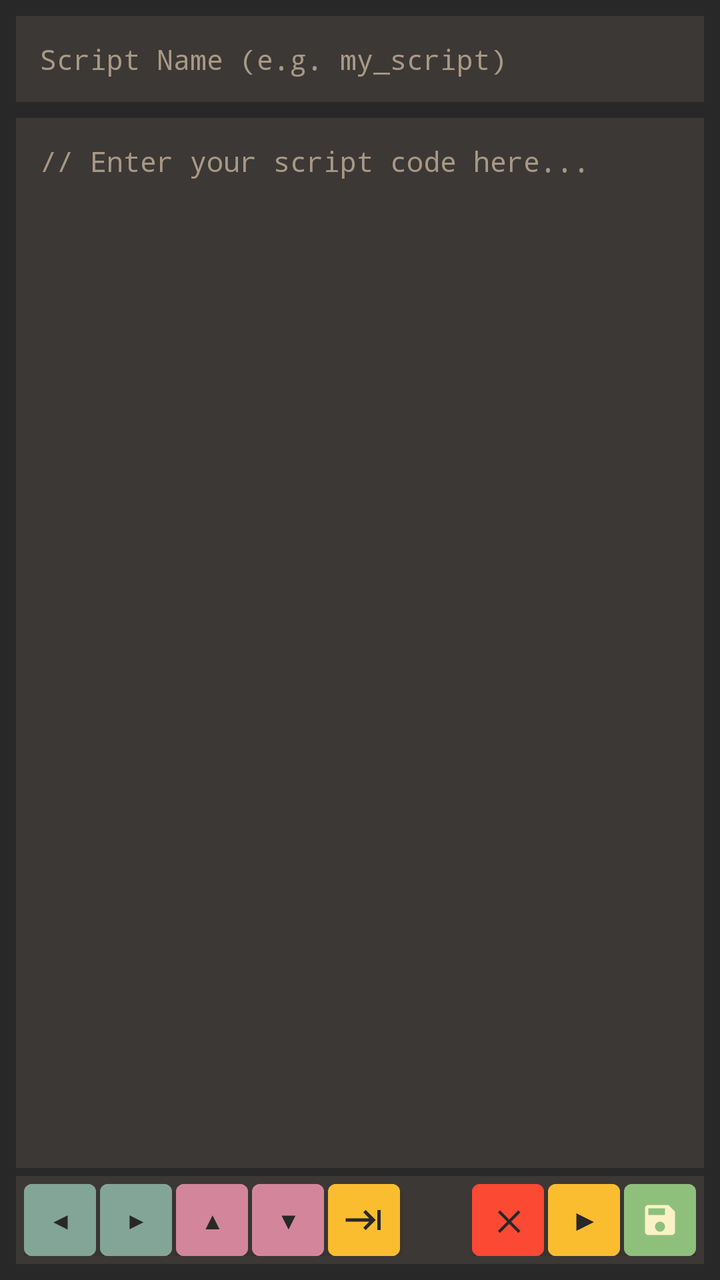
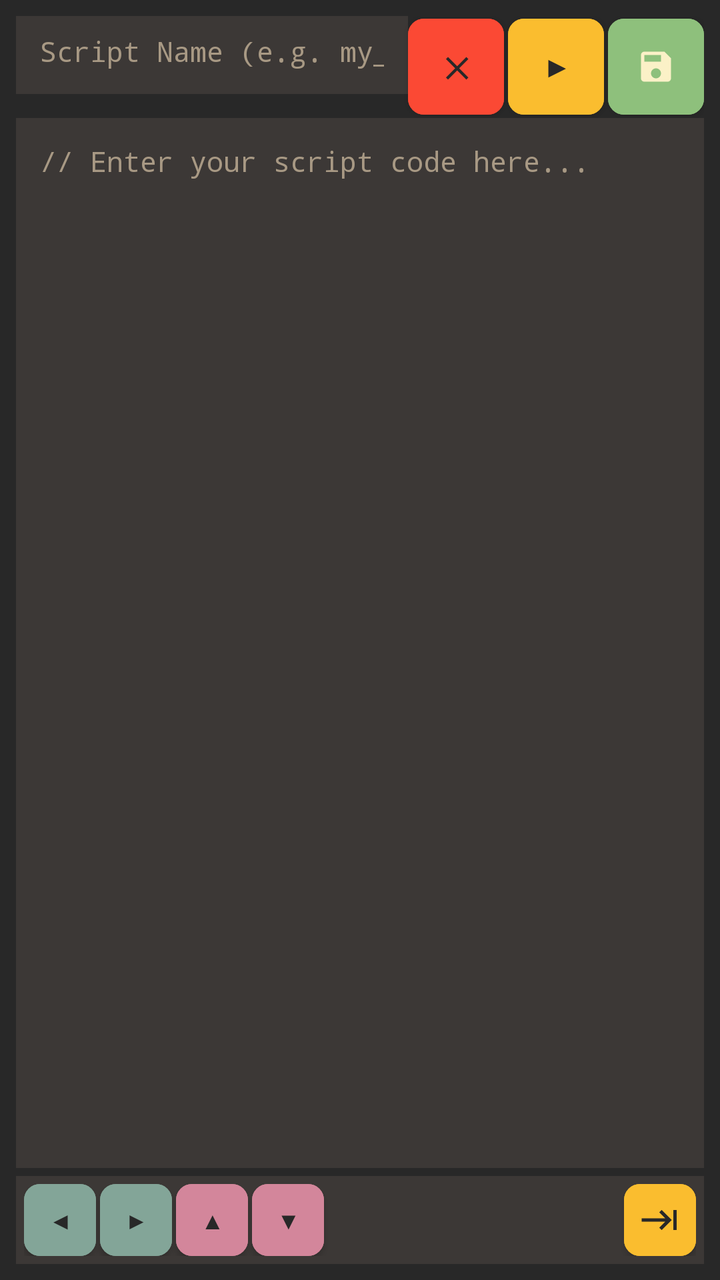

Before-and-after screenshots of an Android layout around one commit, followed by the original layout XML and the change that was made.
<!-- AndroidManifest.xml: application theme Theme.Droidulator -->
<!-- res/layout/dialog_script_editor.xml -->
<?xml version="1.0" encoding="utf-8"?>
<LinearLayout xmlns:android="http://schemas.android.com/apk/res/android"
    xmlns:app="http://schemas.android.com/apk/res-auto"
    android:id="@+id/script_editor_root"
    android:layout_width="match_parent"
    android:layout_height="match_parent"
    android:orientation="vertical"
    android:background="@color/gruvbox_bg"
    android:padding="8dp">

    
    <EditText
        android:id="@+id/et_script_name"
        android:inputType="textNoSuggestions"
        android:layout_width="match_parent"
        android:layout_height="wrap_content"
        android:hint="@string/ui_text_048"
        android:textColorHint="@color/gruvbox_fg_dim"
        android:textColor="@color/gruvbox_fg"
        android:background="@color/gruvbox_bg_soft"
        android:fontFamily="monospace"
        android:textSize="14sp"
        android:padding="12dp"
        android:singleLine="true"
        android:layout_marginBottom="8dp" />

    
    <EditText
        android:id="@+id/et_script_code"
        android:layout_width="match_parent"
        android:layout_height="0dp"
        android:layout_weight="1"
        android:hint="@string/ui_text_049"
        android:textColorHint="@color/gruvbox_fg_dim"
        android:textColor="@color/gruvbox_fg"
        android:background="@color/gruvbox_bg_soft"
        android:fontFamily="monospace"
        android:textSize="14sp"
        android:padding="12dp"
        android:gravity="top|start"
        android:inputType="textMultiLine|textNoSuggestions"
        android:scrollbars="vertical" />

    
    <LinearLayout
        android:id="@+id/script_editor_toolbar"
        android:layout_width="match_parent"
        android:layout_height="44dp"
        android:orientation="horizontal"
        android:gravity="center_vertical"
        android:background="@color/gruvbox_bg_soft"
        android:layout_marginTop="4dp"
        android:paddingStart="4dp"
        android:paddingEnd="4dp"
        android:paddingTop="4dp"
        android:paddingBottom="4dp">

        
        <Button
            android:id="@+id/btn_script_nav_left"
            android:contentDescription="@string/access_btn_nav_left"
            android:layout_width="36dp"
            android:layout_height="match_parent"
            android:text="@string/ui_text_041"
            android:textColor="@color/gruvbox_bg"
            android:backgroundTint="@color/gruvbox_blue"
            android:textSize="12sp"
            android:padding="0dp"
            android:insetTop="0dp"
            android:insetBottom="0dp"
            android:insetLeft="0dp"
            android:insetRight="0dp" />

        <Button
            android:id="@+id/btn_script_nav_right"
            android:contentDescription="@string/access_btn_nav_right"
            android:layout_width="36dp"
            android:layout_height="match_parent"
            android:text="@string/ui_text_042"
            android:textColor="@color/gruvbox_bg"
            android:backgroundTint="@color/gruvbox_blue"
            android:textSize="12sp"
            android:padding="0dp"
            android:insetTop="0dp"
            android:insetBottom="0dp"
            android:insetLeft="0dp"
            android:insetRight="0dp"
            android:layout_marginStart="2dp" />

        <Button
            android:id="@+id/btn_script_nav_up"
            android:contentDescription="@string/access_btn_nav_up"
            android:layout_width="36dp"
            android:layout_height="match_parent"
            android:text="@string/ui_text_043"
            android:textColor="@color/gruvbox_bg"
            android:backgroundTint="@color/gruvbox_purple"
            android:textSize="12sp"
            android:padding="0dp"
            android:insetTop="0dp"
            android:insetBottom="0dp"
            android:insetLeft="0dp"
            android:insetRight="0dp"
            android:layout_marginStart="2dp" />

        <Button
            android:id="@+id/btn_script_nav_down"
            android:contentDescription="@string/access_btn_nav_down"
            android:layout_width="36dp"
            android:layout_height="match_parent"
            android:text="@string/ui_text_044"
            android:textColor="@color/gruvbox_bg"
            android:backgroundTint="@color/gruvbox_purple"
            android:textSize="12sp"
            android:padding="0dp"
            android:insetTop="0dp"
            android:insetBottom="0dp"
            android:insetLeft="0dp"
            android:insetRight="0dp"
            android:layout_marginStart="2dp" />

        
        <com.google.android.material.button.MaterialButton
            android:id="@+id/btn_script_tab"
            android:contentDescription="@string/btn_tab"
            android:layout_width="36dp"
            android:layout_height="match_parent"
            android:backgroundTint="@color/gruvbox_yellow"
            app:icon="@drawable/ic_tab"
            app:iconGravity="textStart"
            app:iconPadding="0dp"
            app:iconSize="20dp"
            app:iconTint="@color/gruvbox_bg"
            android:padding="0dp"
            android:insetTop="0dp"
            android:insetBottom="0dp"
            android:insetLeft="0dp"
            android:insetRight="0dp"
            android:layout_marginStart="2dp" />

        <View
            android:layout_width="0dp"
            android:layout_height="1dp"
            android:layout_weight="1" />

        
        <Button
            android:id="@+id/btn_script_cancel"
            android:contentDescription="@string/ui_text_011"
            android:layout_width="36dp"
            android:layout_height="match_parent"
            android:text="@string/btn_clear"
            android:textColor="@color/gruvbox_bg"
            android:backgroundTint="@color/gruvbox_red"
            android:fontFamily="monospace"
            android:textSize="14sp"
            android:textStyle="bold"
            android:padding="0dp"
            android:insetTop="0dp"
            android:insetBottom="0dp"
            android:insetLeft="0dp"
            android:insetRight="0dp" />

        
        <Button
            android:id="@+id/btn_script_run"
            android:contentDescription="@string/ui_text_046"
            android:layout_width="36dp"
            android:layout_height="match_parent"
            android:text="▶"
            android:textColor="@color/gruvbox_bg"
            android:backgroundTint="@color/gruvbox_yellow"
            android:fontFamily="sans-serif"
            android:textSize="14sp"
            android:textStyle="bold"
            android:padding="0dp"
            android:insetTop="0dp"
            android:insetBottom="0dp"
            android:insetLeft="0dp"
            android:insetRight="0dp"
            android:layout_marginStart="2dp" />

        
        <com.google.android.material.button.MaterialButton
            android:id="@+id/btn_script_save"
            android:contentDescription="@string/ui_text_047"
            android:layout_width="36dp"
            android:layout_height="match_parent"
            android:backgroundTint="@color/gruvbox_aqua"
            app:icon="@drawable/ic_save"
            app:iconGravity="textStart"
            app:iconPadding="0dp"
            app:iconSize="20dp"
            app:iconTint="@color/gruvbox_light_bg"
            android:padding="0dp"
            android:insetTop="0dp"
            android:insetBottom="0dp"
            android:insetLeft="0dp"
            android:insetRight="0dp"
            android:layout_marginStart="2dp" />
    </LinearLayout>

</LinearLayout>
<!-- resources referenced by this layout -->
<resources>
  <color name="gruvbox_aqua">#8ec07c</color>
  <color name="gruvbox_bg">#282828</color>
  <color name="gruvbox_bg_soft">#3c3836</color>
  <color name="gruvbox_blue">#83a598</color>
  <color name="gruvbox_fg">#ebdbb2</color>
  <color name="gruvbox_fg_dim">#a89984</color>
  <color name="gruvbox_light_bg">#fbf1c7</color>
  <color name="gruvbox_purple">#d3869b</color>
  <color name="gruvbox_red">#fb4934</color>
  <color name="gruvbox_yellow">#fabd2f</color>
  <!-- drawable ic_save (drawable) -->
  <vector xmlns:android="http://schemas.android.com/apk/res/android"
      android:width="20dp"
      android:height="20dp"
      android:viewportWidth="24"
      android:viewportHeight="24">
      <path
          android:fillColor="@android:color/white"
          android:pathData="M17,3H5c-1.11,0 -2,0.9 -2,2v14c0,1.1 0.89,2 2,2h14c1.1,0 2,-0.9 2,-2V7l-4,-4zm-5,16c-1.66,0 -3,-1.34 -3,-3s1.34,-3 3,-3 3,1.34 3,3 -1.34,3 -3,3zm3,-10H5V5h10v4z"/>
  </vector>
  <!-- drawable ic_tab (drawable) -->
  <vector xmlns:android="http://schemas.android.com/apk/res/android"
      android:width="20dp"
      android:height="20dp"
      android:viewportWidth="24"
      android:viewportHeight="24">
      <path
          android:fillColor="@android:color/white"
          android:pathData="M11.59,7.41L15.17,11H1v2h14.17l-3.59,3.59L13,18l6,-6 -6,-6 -1.41,1.41zM20,6v12h2V6h-2z"/>
  </vector>
  <string name="access_btn_nav_down">Next command</string>
  <string name="access_btn_nav_left">Move cursor left</string>
  <string name="access_btn_nav_right">Move cursor right</string>
  <string name="access_btn_nav_up">Previous command</string>
  <string name="btn_clear">✕</string>
  <string name="btn_tab">Tab</string>
  <string name="ui_text_011" formatted="false">Cancel</string>
  <string name="ui_text_041" formatted="false">◀</string>
  <string name="ui_text_042" formatted="false">▶</string>
  <string name="ui_text_043" formatted="false">▲</string>
  <string name="ui_text_044" formatted="false">▼</string>
  <string name="ui_text_046" formatted="false">▶ RUN</string>
  <string name="ui_text_047" formatted="false">SAVE</string>
  <string name="ui_text_048" formatted="false">Script Name (e.g. my_script)</string>
  <string name="ui_text_049" formatted="false">// Enter your script code here...</string>
  <style name="Theme.Droidulator" parent="Theme.MaterialComponents.DayNight.NoActionBar">
          <item name="colorPrimary">@color/gruvbox_green</item>
          <item name="colorPrimaryVariant">@color/gruvbox_aqua</item>
          <item name="colorOnPrimary">@color/gruvbox_bg</item>
          <item name="android:statusBarColor">@color/gruvbox_bg</item>
          <item name="android:windowBackground">@color/gruvbox_bg</item>
          <item name="alertDialogTheme">@style/GruvboxAlertDialogTheme</item>
          <item name="android:alertDialogTheme">@style/GruvboxAlertDialogTheme</item>
      </style>
  <color name="gruvbox_green">#b8bb26</color>
  <!-- unchanged entries left out for length: 1 -->
</resources>

<!-- the commit's change to res/layout/dialog_script_editor.xml (unified diff, before → after) -->
@@ -9,10 +9,12 @@
     android:padding="8dp">
 
     
+    <LinearLayout android:layout_width="match_parent" android:layout_height="wrap_content" android:gravity="center_vertical" android:orientation="horizontal">
     <EditText
         android:id="@+id/et_script_name"
         android:inputType="textNoSuggestions"
-        android:layout_width="match_parent"
+        android:layout_width="0dp"
+        android:layout_weight="1"
         android:layout_height="wrap_content"
         android:hint="@string/ui_text_048"
         android:textColorHint="@color/gruvbox_fg_dim"
@@ -23,6 +25,57 @@
         android:padding="12dp"
         android:singleLine="true"
         android:layout_marginBottom="8dp" />
+        <Button
+            android:id="@+id/btn_script_cancel"
+            android:contentDescription="@string/ui_text_011"
+            android:layout_width="48dp"
+            android:layout_height="48dp"
+            android:text="@string/btn_clear"
+            android:textColor="@color/gruvbox_bg"
+            android:backgroundTint="@color/gruvbox_red"
+            android:fontFamily="monospace"
+            android:textSize="14sp"
+            android:textStyle="bold"
+            android:padding="0dp"
+            android:insetTop="0dp"
+            android:insetBottom="0dp"
+            android:insetLeft="0dp"
+            android:insetRight="0dp" />
+        <Button
+            android:id="@+id/btn_script_run"
+            android:contentDescription="@string/ui_text_046"
+            android:layout_width="48dp"
+            android:layout_height="48dp"
+            android:text="▶"
+            android:textColor="@color/gruvbox_bg"
+            android:backgroundTint="@color/gruvbox_yellow"
+            android:fontFamily="sans-serif"
+            android:textSize="14sp"
+            android:textStyle="bold"
+            android:padding="0dp"
+            android:insetTop="0dp"
+            android:insetBottom="0dp"
+            android:insetLeft="0dp"
+            android:insetRight="0dp"
+            android:layout_marginStart="2dp" />
+        <com.google.android.material.button.MaterialButton
+            android:id="@+id/btn_script_save"
+            android:contentDescription="@string/ui_text_047"
+            android:layout_width="48dp"
+            android:layout_height="48dp"
+            android:backgroundTint="@color/gruvbox_aqua"
+            app:icon="@drawable/ic_save"
+            app:iconGravity="textStart"
+            app:iconPadding="0dp"
+            app:iconSize="20dp"
+            app:iconTint="@color/gruvbox_light_bg"
+            android:padding="0dp"
+            android:insetTop="0dp"
+            android:insetBottom="0dp"
+            android:insetLeft="0dp"
+            android:insetRight="0dp"
+            android:layout_marginStart="2dp" />
+    </LinearLayout>
 
     
     <EditText
@@ -120,6 +173,12 @@
             android:layout_marginStart="2dp" />
 
         
+
+
+        <View
+            android:layout_width="0dp"
+            android:layout_height="1dp"
+            android:layout_weight="1" />
         <com.google.android.material.button.MaterialButton
             android:id="@+id/btn_script_tab"
             android:contentDescription="@string/btn_tab"
@@ -138,66 +197,14 @@
             android:insetRight="0dp"
             android:layout_marginStart="2dp" />
 
-        <View
-            android:layout_width="0dp"
-            android:layout_height="1dp"
-            android:layout_weight="1" />
-
-        
-        <Button
-            android:id="@+id/btn_script_cancel"
-            android:contentDescription="@string/ui_text_011"
-            android:layout_width="36dp"
-            android:layout_height="match_parent"
-            android:text="@string/btn_clear"
-            android:textColor="@color/gruvbox_bg"
-            android:backgroundTint="@color/gruvbox_red"
-            android:fontFamily="monospace"
-            android:textSize="14sp"
-            android:textStyle="bold"
-            android:padding="0dp"
-            android:insetTop="0dp"
-            android:insetBottom="0dp"
-            android:insetLeft="0dp"
-            android:insetRight="0dp" />
-
-        
-        <Button
-            android:id="@+id/btn_script_run"
-            android:contentDescription="@string/ui_text_046"
-            android:layout_width="36dp"
-            android:layout_height="match_parent"
-            android:text="▶"
-            android:textColor="@color/gruvbox_bg"
-            android:backgroundTint="@color/gruvbox_yellow"
-            android:fontFamily="sans-serif"
-            android:textSize="14sp"
-            android:textStyle="bold"
-            android:padding="0dp"
-            android:insetTop="0dp"
-            android:insetBottom="0dp"
-            android:insetLeft="0dp"
-            android:insetRight="0dp"
-            android:layout_marginStart="2dp" />
-
-        
-        <com.google.android.material.button.MaterialButton
-            android:id="@+id/btn_script_save"
-            android:contentDescription="@string/ui_text_047"
-            android:layout_width="36dp"
-            android:layout_height="match_parent"
-            android:backgroundTint="@color/gruvbox_aqua"
-            app:icon="@drawable/ic_save"
-            app:iconGravity="textStart"
-            app:iconPadding="0dp"
-            app:iconSize="20dp"
-            app:iconTint="@color/gruvbox_light_bg"
-            android:padding="0dp"
-            android:insetTop="0dp"
-            android:insetBottom="0dp"
-            android:insetLeft="0dp"
-            android:insetRight="0dp"
-            android:layout_marginStart="2dp" />
+        
+
+
+        
+
+
+        
+
     </LinearLayout>
 
 </LinearLayout>
<!-- resource entries referenced after the edit -->
@@ -46,6 +46,7 @@
   <string name="ui_text_048" formatted="false">Script Name (e.g. my_script)</string>
   <string name="ui_text_049" formatted="false">// Enter your script code here...</string>
   <style name="Theme.Droidulator" parent="Theme.MaterialComponents.DayNight.NoActionBar">
+          <item name="materialButtonStyle">@style/Widget.Droidulator.Button</item>
           <item name="colorPrimary">@color/gruvbox_green</item>
           <item name="colorPrimaryVariant">@color/gruvbox_aqua</item>
           <item name="colorOnPrimary">@color/gruvbox_bg</item>
@@ -54,6 +55,15 @@
           <item name="alertDialogTheme">@style/GruvboxAlertDialogTheme</item>
           <item name="android:alertDialogTheme">@style/GruvboxAlertDialogTheme</item>
       </style>
+  <style name="Widget.Droidulator.Button" parent="Widget.MaterialComponents.Button">
+          <item name="cornerRadius">8dp</item>
+          <item name="android:insetTop">0dp</item>
+          <item name="android:insetBottom">0dp</item>
+          <item name="android:insetLeft">0dp</item>
+          <item name="android:insetRight">0dp</item>
+          <item name="android:minWidth">0dp</item>
+          <item name="android:minHeight">0dp</item>
+      </style>
   <color name="gruvbox_green">#b8bb26</color>
   <!-- unchanged entries left out for length: 1 -->
 </resources>
